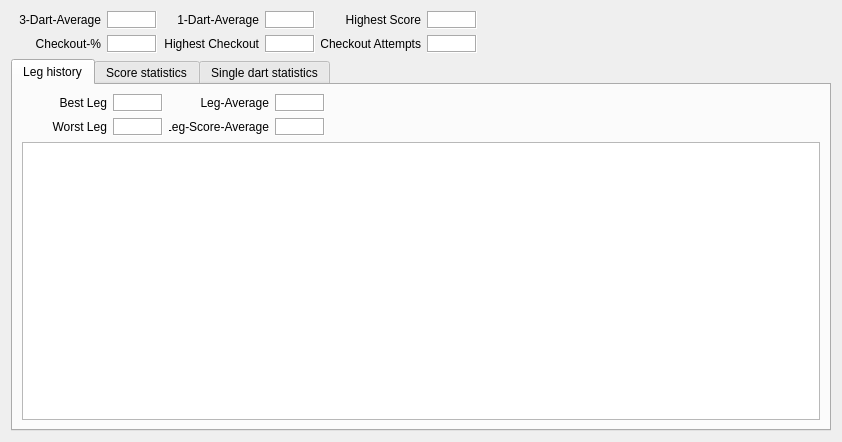
First picture: the form in statswindow.ui, repository m1ld3/dartomato, before the edit.
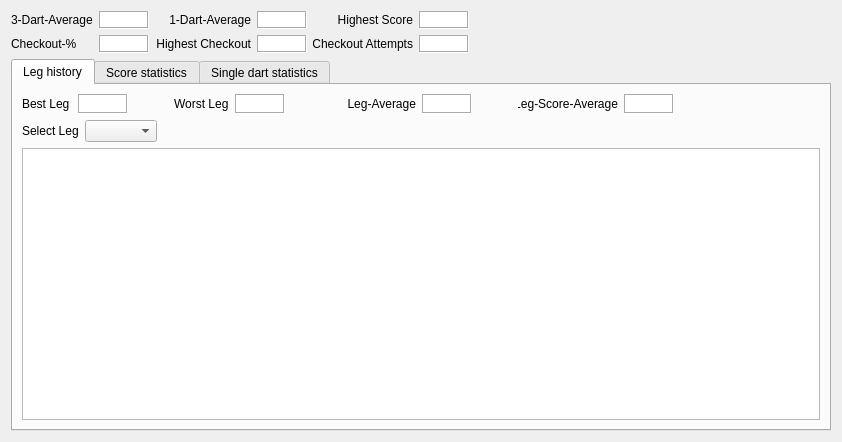
Second picture: the form after the edit. Custom widgets are drawn as their Qt base class.

Patch:
```diff
--- a/statswindow.ui
+++ b/statswindow.ui
@@ -16,7 +16,7 @@
   <property name="styleSheet">
    <string notr="true"/>
   </property>
-  <layout class="QVBoxLayout" name="verticalLayout_21">
+  <layout class="QVBoxLayout" name="verticalLayout_18">
    <item>
     <layout class="QHBoxLayout" name="horizontalLayout_14">
      <item>
@@ -33,7 +33,7 @@
            </property>
            <property name="minimumSize">
             <size>
-             <width>90</width>
+             <width>50</width>
              <height>0</height>
             </size>
            </property>
@@ -47,7 +47,7 @@
             <string>3-Dart-Average</string>
            </property>
            <property name="alignment">
-            <set>Qt::AlignRight|Qt::AlignTrailing|Qt::AlignVCenter</set>
+            <set>Qt::AlignLeading|Qt::AlignLeft|Qt::AlignVCenter</set>
            </property>
           </widget>
          </item>
@@ -61,7 +61,7 @@
            </property>
            <property name="minimumSize">
             <size>
-             <width>90</width>
+             <width>50</width>
              <height>0</height>
             </size>
            </property>
@@ -75,7 +75,7 @@
             <string>Checkout-%</string>
            </property>
            <property name="alignment">
-            <set>Qt::AlignRight|Qt::AlignTrailing|Qt::AlignVCenter</set>
+            <set>Qt::AlignLeading|Qt::AlignLeft|Qt::AlignVCenter</set>
            </property>
           </widget>
          </item>
@@ -415,14 +415,12 @@
       <attribute name="title">
        <string>Leg history</string>
       </attribute>
-      <layout class="QVBoxLayout" name="verticalLayout_22">
-       <item>
-        <layout class="QHBoxLayout" name="horizontalLayout_15">
-         <item>
-          <layout class="QHBoxLayout" name="horizontalLayout_6">
-           <item>
             <layout class="QVBoxLayout" name="verticalLayout_4">
              <item>
+        <layout class="QHBoxLayout" name="horizontalLayout_17">
+         <item>
+          <layout class="QHBoxLayout" name="horizontalLayout_5">
+           <item>
               <widget class="QLabel" name="label_best_leg">
                <property name="sizePolicy">
                 <sizepolicy hsizetype="Fixed" vsizetype="Preferred">
@@ -432,7 +430,7 @@
                </property>
                <property name="minimumSize">
                 <size>
-                 <width>85</width>
+               <width>50</width>
                  <height>0</height>
                 </size>
                </property>
@@ -446,10 +444,58 @@
                 <string>Best Leg</string>
                </property>
                <property name="alignment">
-                <set>Qt::AlignRight|Qt::AlignTrailing|Qt::AlignVCenter</set>
+              <set>Qt::AlignLeading|Qt::AlignLeft|Qt::AlignVCenter</set>
                </property>
               </widget>
              </item>
+           <item>
+            <widget class="QLabel" name="label_best_leg_input">
+             <property name="minimumSize">
+              <size>
+               <width>50</width>
+               <height>0</height>
+              </size>
+             </property>
+             <property name="maximumSize">
+              <size>
+               <width>50</width>
+               <height>50</height>
+              </size>
+             </property>
+             <property name="styleSheet">
+              <string notr="true">QLabel {background-color: white}</string>
+             </property>
+             <property name="frameShape">
+              <enum>QFrame::Box</enum>
+             </property>
+             <property name="frameShadow">
+              <enum>QFrame::Sunken</enum>
+             </property>
+             <property name="text">
+              <string/>
+             </property>
+            </widget>
+           </item>
+          </layout>
+         </item>
+         <item>
+          <spacer name="horizontalSpacer_7">
+           <property name="orientation">
+            <enum>Qt::Horizontal</enum>
+           </property>
+           <property name="sizeType">
+            <enum>QSizePolicy::Preferred</enum>
+           </property>
+           <property name="sizeHint" stdset="0">
+            <size>
+             <width>40</width>
+             <height>20</height>
+            </size>
+           </property>
+          </spacer>
+         </item>
+         <item>
+          <layout class="QHBoxLayout" name="horizontalLayout_6">
              <item>
               <widget class="QLabel" name="label_worst_leg">
                <property name="sizePolicy">
@@ -460,7 +506,7 @@
                </property>
                <property name="minimumSize">
                 <size>
-                 <width>85</width>
+               <width>50</width>
                  <height>0</height>
                 </size>
                </property>
@@ -474,39 +520,7 @@
                 <string>Worst Leg</string>
                </property>
                <property name="alignment">
-                <set>Qt::AlignRight|Qt::AlignTrailing|Qt::AlignVCenter</set>
-               </property>
-              </widget>
-             </item>
-            </layout>
-           </item>
-           <item>
-            <layout class="QVBoxLayout" name="verticalLayout_18">
-             <item>
-              <widget class="QLabel" name="label_best_leg_input">
-               <property name="minimumSize">
-                <size>
-                 <width>50</width>
-                 <height>0</height>
-                </size>
-               </property>
-               <property name="maximumSize">
-                <size>
-                 <width>50</width>
-                 <height>50</height>
-                </size>
-               </property>
-               <property name="styleSheet">
-                <string notr="true">QLabel {background-color: white}</string>
-               </property>
-               <property name="frameShape">
-                <enum>QFrame::Box</enum>
-               </property>
-               <property name="frameShadow">
-                <enum>QFrame::Sunken</enum>
-               </property>
-               <property name="text">
-                <string/>
+              <set>Qt::AlignLeading|Qt::AlignLeft|Qt::AlignVCenter</set>
                </property>
               </widget>
              </item>
@@ -540,12 +554,24 @@
              </item>
             </layout>
            </item>
-          </layout>
+         <item>
+          <spacer name="horizontalSpacer_6">
+           <property name="orientation">
+            <enum>Qt::Horizontal</enum>
+           </property>
+           <property name="sizeType">
+            <enum>QSizePolicy::Preferred</enum>
+           </property>
+           <property name="sizeHint" stdset="0">
+            <size>
+             <width>40</width>
+             <height>20</height>
+            </size>
+           </property>
+          </spacer>
          </item>
          <item>
-          <layout class="QHBoxLayout" name="horizontalLayout_5">
-           <item>
-            <layout class="QVBoxLayout" name="verticalLayout_19">
+          <layout class="QHBoxLayout" name="horizontalLayout_15">
              <item>
               <widget class="QLabel" name="label_leg_avg">
                <property name="sizePolicy">
@@ -575,6 +601,54 @@
               </widget>
              </item>
              <item>
+            <widget class="QLabel" name="label_leg_avg_input">
+             <property name="minimumSize">
+              <size>
+               <width>50</width>
+               <height>0</height>
+              </size>
+             </property>
+             <property name="maximumSize">
+              <size>
+               <width>50</width>
+               <height>50</height>
+              </size>
+             </property>
+             <property name="styleSheet">
+              <string notr="true">QLabel {background-color: white}</string>
+             </property>
+             <property name="frameShape">
+              <enum>QFrame::Box</enum>
+             </property>
+             <property name="frameShadow">
+              <enum>QFrame::Sunken</enum>
+             </property>
+             <property name="text">
+              <string/>
+             </property>
+            </widget>
+           </item>
+          </layout>
+         </item>
+         <item>
+          <spacer name="horizontalSpacer_5">
+           <property name="orientation">
+            <enum>Qt::Horizontal</enum>
+           </property>
+           <property name="sizeType">
+            <enum>QSizePolicy::Preferred</enum>
+           </property>
+           <property name="sizeHint" stdset="0">
+            <size>
+             <width>40</width>
+             <height>20</height>
+            </size>
+           </property>
+          </spacer>
+         </item>
+         <item>
+          <layout class="QHBoxLayout" name="horizontalLayout_16">
+           <item>
               <widget class="QLabel" name="label_leg_score_avg">
                <property name="sizePolicy">
                 <sizepolicy hsizetype="Fixed" vsizetype="Preferred">
@@ -584,7 +658,7 @@
                </property>
                <property name="minimumSize">
                 <size>
-                 <width>85</width>
+               <width>100</width>
                  <height>0</height>
                 </size>
                </property>
@@ -602,38 +676,6 @@
                </property>
               </widget>
              </item>
-            </layout>
-           </item>
-           <item>
-            <layout class="QVBoxLayout" name="verticalLayout_20">
-             <item>
-              <widget class="QLabel" name="label_leg_avg_input">
-               <property name="minimumSize">
-                <size>
-                 <width>50</width>
-                 <height>0</height>
-                </size>
-               </property>
-               <property name="maximumSize">
-                <size>
-                 <width>50</width>
-                 <height>50</height>
-                </size>
-               </property>
-               <property name="styleSheet">
-                <string notr="true">QLabel {background-color: white}</string>
-               </property>
-               <property name="frameShape">
-                <enum>QFrame::Box</enum>
-               </property>
-               <property name="frameShadow">
-                <enum>QFrame::Sunken</enum>
-               </property>
-               <property name="text">
-                <string/>
-               </property>
-              </widget>
-             </item>
              <item>
               <widget class="QLabel" name="label_worst_leg_input_2">
                <property name="minimumSize">
@@ -664,8 +706,6 @@
              </item>
             </layout>
            </item>
-          </layout>
-         </item>
          <item>
           <spacer name="horizontalSpacer">
            <property name="orientation">
@@ -681,6 +721,54 @@
          </item>
         </layout>
        </item>
+       <item>
+        <layout class="QHBoxLayout" name="horizontalLayout_10">
+         <item>
+          <widget class="QLabel" name="label_select_leg">
+           <property name="sizePolicy">
+            <sizepolicy hsizetype="Fixed" vsizetype="Preferred">
+             <horstretch>0</horstretch>
+             <verstretch>0</verstretch>
+            </sizepolicy>
+           </property>
+           <property name="minimumSize">
+            <size>
+             <width>50</width>
+             <height>0</height>
+            </size>
+           </property>
+           <property name="maximumSize">
+            <size>
+             <width>100</width>
+             <height>50</height>
+            </size>
+           </property>
+           <property name="text">
+            <string>Select Leg</string>
+           </property>
+           <property name="alignment">
+            <set>Qt::AlignLeading|Qt::AlignLeft|Qt::AlignVCenter</set>
+           </property>
+          </widget>
+         </item>
+         <item>
+          <widget class="QComboBox" name="legSelector"/>
+         </item>
+         <item>
+          <spacer name="horizontalSpacer_4">
+           <property name="orientation">
+            <enum>Qt::Horizontal</enum>
+           </property>
+           <property name="sizeHint" stdset="0">
+            <size>
+             <width>40</width>
+             <height>20</height>
+            </size>
+           </property>
+          </spacer>
+         </item>
+        </layout>
+       </item>
        <item>
         <widget class="QTextBrowser" name="textBrowser"/>
        </item>
```
Left out of the diff: 4 changed lines with no effect on the pictures. Lines whose indentation alone changed are shown as unchanged.
